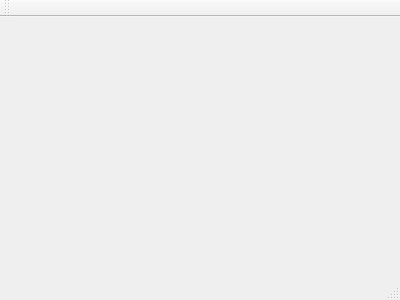
Above: Client/mainwindow.ui from ljmc2000/VirtualConcertHall before the change. Below: the same form after it.
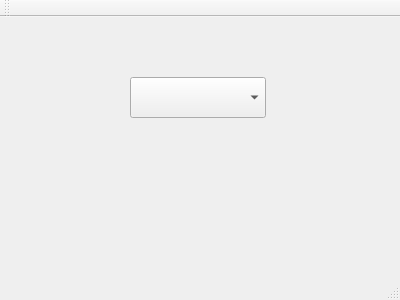
That is the form after the change.

Patch:
```diff
--- a/Client/mainwindow.ui
+++ b/Client/mainwindow.ui
@@ -13,7 +13,18 @@
   <property name="windowTitle">
    <string>MainWindow</string>
   </property>
-  <widget class="QWidget" name="centralWidget"/>
+  <widget class="QWidget" name="centralWidget">
+   <widget class="QComboBox" name="comboBox">
+    <property name="geometry">
+     <rect>
+      <x>130</x>
+      <y>60</y>
+      <width>136</width>
+      <height>41</height>
+     </rect>
+    </property>
+   </widget>
+  </widget>
   <widget class="QMenuBar" name="menuBar">
    <property name="geometry">
     <rect>
```
